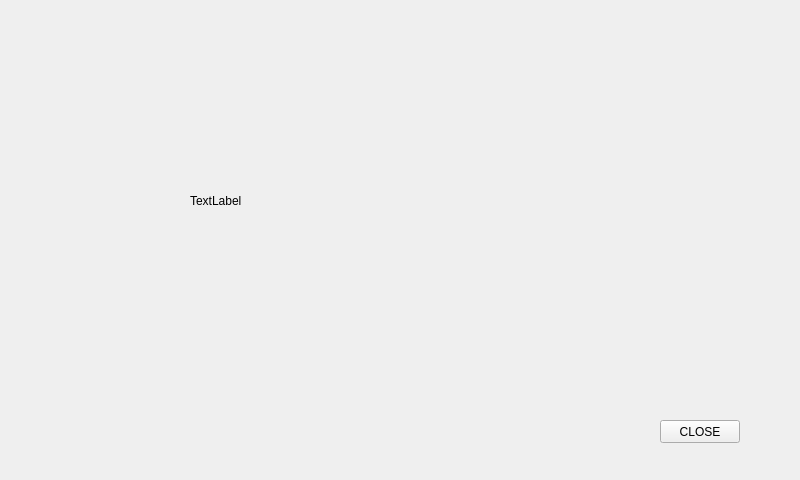
Above: DriverStation/mainwindow.ui from dgitz/DriverStation before the change. Below: the same form after it.
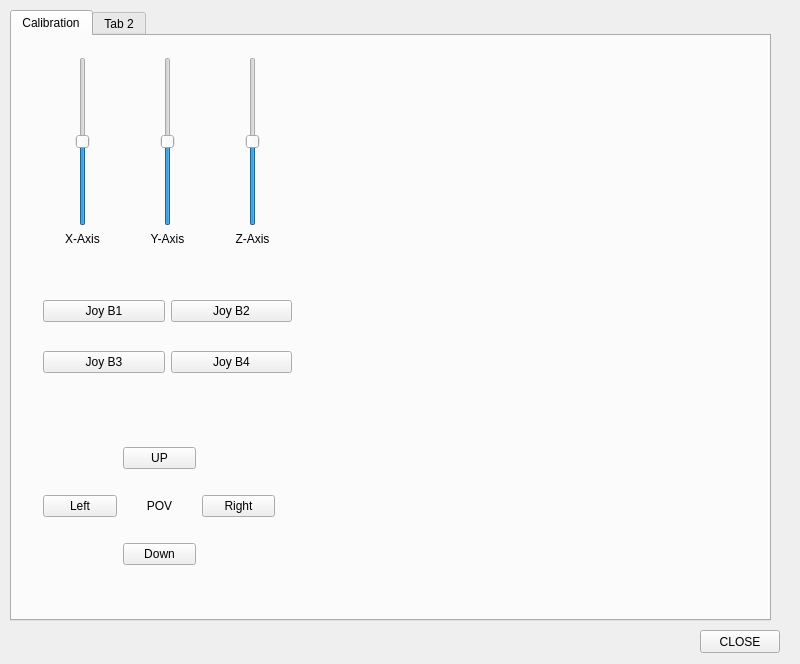
That is the form after the change.

```diff
--- a/DriverStation/mainwindow.ui
+++ b/DriverStation/mainwindow.ui
@@ -7,31 +7,18 @@
     <x>0</x>
     <y>0</y>
     <width>800</width>
-    <height>480</height>
+    <height>664</height>
    </rect>
   </property>
   <property name="windowTitle">
    <string>MainWindow</string>
   </property>
   <widget class="QWidget" name="centralWidget">
-   <widget class="QLabel" name="label">
-    <property name="geometry">
-     <rect>
-      <x>190</x>
-      <y>90</y>
-      <width>311</width>
-      <height>221</height>
-     </rect>
-    </property>
-    <property name="text">
-     <string>TextLabel</string>
-    </property>
-   </widget>
    <widget class="QPushButton" name="bClose">
     <property name="geometry">
      <rect>
-      <x>660</x>
-      <y>420</y>
+      <x>700</x>
+      <y>630</y>
       <width>80</width>
       <height>23</height>
      </rect>
@@ -40,6 +27,256 @@
      <string>CLOSE</string>
     </property>
    </widget>
+   <widget class="QTabWidget" name="tabWidget">
+    <property name="geometry">
+     <rect>
+      <x>10</x>
+      <y>10</y>
+      <width>761</width>
+      <height>611</height>
+     </rect>
+    </property>
+    <property name="currentIndex">
+     <number>0</number>
+    </property>
+    <widget class="QWidget" name="tab">
+     <attribute name="title">
+      <string>Calibration</string>
+     </attribute>
+     <widget class="QWidget" name="gridLayoutWidget">
+      <property name="geometry">
+       <rect>
+        <x>20</x>
+        <y>230</y>
+        <width>271</width>
+        <height>141</height>
+       </rect>
+      </property>
+      <layout class="QGridLayout" name="gridLayout">
+       <item row="1" column="1">
+        <widget class="QPushButton" name="bJoyButton4">
+         <property name="text">
+          <string>Joy B4</string>
+         </property>
+        </widget>
+       </item>
+       <item row="0" column="1">
+        <widget class="QPushButton" name="bJoyButton2">
+         <property name="text">
+          <string>Joy B2</string>
+         </property>
+        </widget>
+       </item>
+       <item row="0" column="0">
+        <widget class="QPushButton" name="bJoyButton1">
+         <property name="text">
+          <string>Joy B1</string>
+         </property>
+        </widget>
+       </item>
+       <item row="1" column="0">
+        <widget class="QPushButton" name="bJoyButton3">
+         <property name="text">
+          <string>Joy B3</string>
+         </property>
+        </widget>
+       </item>
+      </layout>
+     </widget>
+     <widget class="QWidget" name="gridLayoutWidget_2">
+      <property name="geometry">
+       <rect>
+        <x>20</x>
+        <y>380</y>
+        <width>254</width>
+        <height>181</height>
+       </rect>
+      </property>
+      <layout class="QGridLayout" name="gridLayout_3">
+       <item row="2" column="0">
+        <widget class="QLabel" name="label">
+         <property name="text">
+          <string/>
+         </property>
+        </widget>
+       </item>
+       <item row="0" column="0">
+        <widget class="QLabel" name="label_2">
+         <property name="text">
+          <string/>
+         </property>
+        </widget>
+       </item>
+       <item row="1" column="1">
+        <widget class="QLabel" name="label_4">
+         <property name="text">
+          <string>POV</string>
+         </property>
+         <property name="alignment">
+          <set>Qt::AlignCenter</set>
+         </property>
+        </widget>
+       </item>
+       <item row="0" column="2">
+        <widget class="QLabel" name="label_3">
+         <property name="text">
+          <string/>
+         </property>
+        </widget>
+       </item>
+       <item row="0" column="1">
+        <widget class="QPushButton" name="bJoyPOVUp">
+         <property name="text">
+          <string>UP</string>
+         </property>
+        </widget>
+       </item>
+       <item row="1" column="0">
+        <widget class="QPushButton" name="bJoyPOVLeft">
+         <property name="text">
+          <string>Left</string>
+         </property>
+        </widget>
+       </item>
+       <item row="2" column="1">
+        <widget class="QPushButton" name="bJoyPOVDown">
+         <property name="text">
+          <string>Down</string>
+         </property>
+        </widget>
+       </item>
+       <item row="1" column="2">
+        <widget class="QPushButton" name="bJoyPOVRight">
+         <property name="text">
+          <string>Right</string>
+         </property>
+        </widget>
+       </item>
+      </layout>
+     </widget>
+     <widget class="QWidget" name="gridLayoutWidget_4">
+      <property name="geometry">
+       <rect>
+        <x>20</x>
+        <y>10</y>
+        <width>271</width>
+        <height>211</height>
+       </rect>
+      </property>
+      <layout class="QGridLayout" name="gridLayout_7">
+       <item row="1" column="0">
+        <widget class="QLabel" name="label_5">
+         <property name="text">
+          <string>X-Axis</string>
+         </property>
+         <property name="alignment">
+          <set>Qt::AlignCenter</set>
+         </property>
+        </widget>
+       </item>
+       <item row="1" column="2">
+        <widget class="QLabel" name="label_7">
+         <property name="text">
+          <string>Z-Axis</string>
+         </property>
+         <property name="alignment">
+          <set>Qt::AlignCenter</set>
+         </property>
+        </widget>
+       </item>
+       <item row="1" column="1">
+        <widget class="QLabel" name="label_6">
+         <property name="text">
+          <string>Y-Axis</string>
+         </property>
+         <property name="alignment">
+          <set>Qt::AlignCenter</set>
+         </property>
+        </widget>
+       </item>
+       <item row="0" column="0">
+        <widget class="QSlider" name="XAxis">
+         <property name="sizePolicy">
+          <sizepolicy hsizetype="Expanding" vsizetype="Expanding">
+           <horstretch>0</horstretch>
+           <verstretch>0</verstretch>
+          </sizepolicy>
+         </property>
+         <property name="layoutDirection">
+          <enum>Qt::LeftToRight</enum>
+         </property>
+         <property name="minimum">
+          <number>-32767</number>
+         </property>
+         <property name="maximum">
+          <number>32767</number>
+         </property>
+         <property name="singleStep">
+          <number>10</number>
+         </property>
+         <property name="sliderPosition">
+          <number>0</number>
+         </property>
+         <property name="orientation">
+          <enum>Qt::Vertical</enum>
+         </property>
+        </widget>
+       </item>
+       <item row="0" column="2">
+        <widget class="QSlider" name="ZAxis">
+         <property name="sizePolicy">
+          <sizepolicy hsizetype="Expanding" vsizetype="Expanding">
+           <horstretch>0</horstretch>
+           <verstretch>0</verstretch>
+          </sizepolicy>
+         </property>
+         <property name="minimum">
+          <number>-32767</number>
+         </property>
+         <property name="maximum">
+          <number>32767</number>
+         </property>
+         <property name="orientation">
+          <enum>Qt::Vertical</enum>
+         </property>
+        </widget>
+       </item>
+       <item row="0" column="1">
+        <widget class="QSlider" name="YAxis">
+         <property name="sizePolicy">
+          <sizepolicy hsizetype="Expanding" vsizetype="Expanding">
+           <horstretch>0</horstretch>
+           <verstretch>0</verstretch>
+          </sizepolicy>
+         </property>
+         <property name="minimum">
+          <number>-32767</number>
+         </property>
+         <property name="maximum">
+          <number>32767</number>
+         </property>
+         <property name="singleStep">
+          <number>10</number>
+         </property>
+         <property name="orientation">
+          <enum>Qt::Vertical</enum>
+         </property>
+        </widget>
+       </item>
+      </layout>
+     </widget>
+     <zorder>formLayoutWidget</zorder>
+     <zorder>gridLayoutWidget</zorder>
+     <zorder>gridLayoutWidget_2</zorder>
+     <zorder>label_5</zorder>
+     <zorder>gridLayoutWidget_4</zorder>
+    </widget>
+    <widget class="QWidget" name="tab_2">
+     <attribute name="title">
+      <string>Tab 2</string>
+     </attribute>
+    </widget>
+   </widget>
   </widget>
  </widget>
  <layoutdefault spacing="6" margin="11"/>
```
